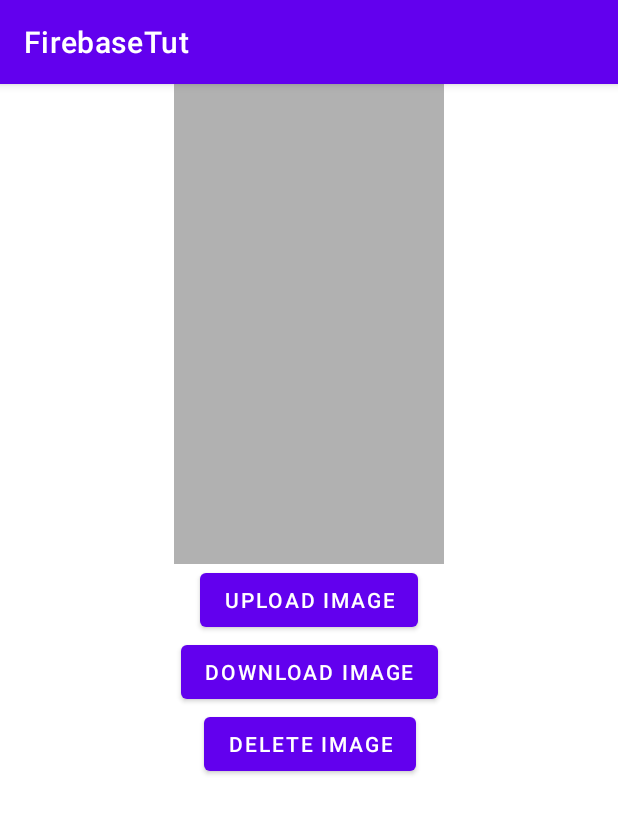
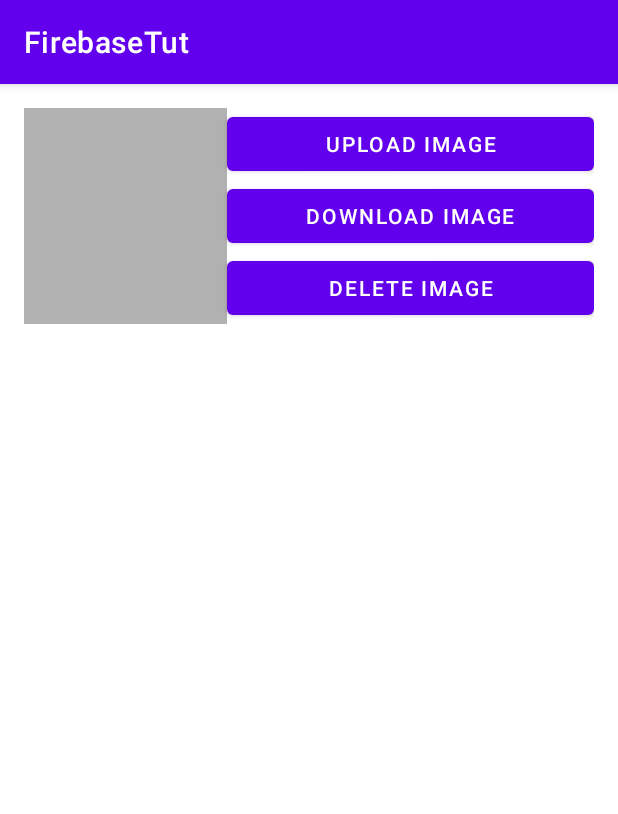
Before and after one commit to shubham3135/AndroidFirebaseTutorial, an Android app: the screen it shows after launch (MainActivity), on a phone screen of 412 x 824 dp. Shown: the top 814 px of the screen. Run offline under Robolectric (Android 15) with nearby library versions, the phone set to English and light mode, and no system bars; our stand-ins replace Firebase (no records; nobody signed in at launch, a user with empty details on screens opened directly); 2 statements that could not run were skipped.

Commit message:
Firebase storage retrieve image in recycler view

```diff
--- a/app/build.gradle
+++ b/app/build.gradle
@@ -1,6 +1,7 @@
 plugins {
     id 'com.android.application'
     id 'kotlin-android'
+    id 'kotlin-kapt'
     id 'kotlin-android-extensions'
     id 'com.google.gms.google-services'
 }
@@ -54,6 +55,9 @@ dependencies {
     //for firebase storage
     implementation 'com.google.firebase:firebase-storage-ktx:20.0.0'
 
+    //glide
+    implementation 'com.github.bumptech.glide:glide:4.12.0'
+
     testImplementation 'junit:junit:4.+'
     androidTestImplementation 'androidx.test.ext:junit:1.1.2'
     androidTestImplementation 'androidx.test.espresso:espresso-core:3.3.0'
--- /dev/null
+++ b/app/src/main/java/com/shubhamkumarwinner/firebasetut/ImageAdapter.kt
@@ -0,0 +1,27 @@
+package com.shubhamkumarwinner.firebasetut
+
+import android.view.LayoutInflater
+import android.view.View
+import android.view.ViewGroup
+import androidx.recyclerview.widget.RecyclerView
+import com.bumptech.glide.Glide
+import kotlinx.android.synthetic.main.item_image.view.*
+
+class ImageAdapter(val urls: List<String>): RecyclerView.Adapter<ImageAdapter.ImageViewHolder>() {
+    inner class ImageViewHolder(itemView: View): RecyclerView.ViewHolder(itemView)
+
+    override fun onCreateViewHolder(parent: ViewGroup, viewType: Int): ImageViewHolder {
+        return ImageViewHolder(LayoutInflater.from(parent.context).inflate(
+            R.layout.item_image, parent, false
+        ))
+    }
+
+    override fun onBindViewHolder(holder: ImageViewHolder, position: Int) {
+        val url = urls[position]
+        Glide.with(holder.itemView).load(url).into(holder.itemView.ivImage)
+    }
+
+    override fun getItemCount(): Int {
+        return urls.size
+    }
+}
--- a/app/src/main/java/com/shubhamkumarwinner/firebasetut/MainActivity.kt
+++ b/app/src/main/java/com/shubhamkumarwinner/firebasetut/MainActivity.kt
@@ -6,6 +6,7 @@ import android.net.Uri
 import android.os.Bundle
 import android.widget.Toast
 import androidx.appcompat.app.AppCompatActivity
+import androidx.recyclerview.widget.LinearLayoutManager
 import com.google.firebase.ktx.Firebase
 import com.google.firebase.storage.ktx.storage
 import kotlinx.android.synthetic.main.activity_main.*
@@ -36,7 +37,7 @@ class MainActivity : AppCompatActivity() {
 
         // for uploading image
         btnUploadImage.setOnClickListener {
-            uploadImageToStorage("myImage")
+            uploadImageToStorage("myImage${System.currentTimeMillis()}")
         }
 
         // for downloading image
@@ -47,6 +48,30 @@ class MainActivity : AppCompatActivity() {
         // for deleting image
         btnDeleteImage.setOnClickListener {
             deleteImage("myImage")
+        }
+
+        listFiles()
+    }
+
+    private fun listFiles() = CoroutineScope(Dispatchers.IO).launch {
+        try {
+            val images = imageRef.child("images/").listAll().await()
+            val imageUrls = mutableListOf<String>()
+            for (image in images.items){
+                val url = image.downloadUrl.await()
+                imageUrls.add(url.toString())
+            }
+            withContext(Dispatchers.Main){
+                val imageAdapter = ImageAdapter(imageUrls)
+                rvImages.apply {
+                    adapter = imageAdapter
+                    layoutManager = LinearLayoutManager(this@MainActivity)
+                }
+            }
+        }catch (e: Exception){
+            withContext(Dispatchers.Main){
+                Toast.makeText(this@MainActivity, e.message, Toast.LENGTH_LONG).show()
+            }
         }
     }
 
--- a/app/src/main/res/layout/activity_main.xml
+++ b/app/src/main/res/layout/activity_main.xml
@@ -4,40 +4,53 @@
     xmlns:tools="http://schemas.android.com/tools"
     android:layout_width="match_parent"
     android:layout_height="match_parent"
+    android:padding="16dp"
     tools:context=".MainActivity">
 
     <ImageView
         android:id="@+id/ivImage"
-        android:layout_width="180dp"
-        android:layout_height="320dp"
+        android:layout_width="135dp"
+        android:layout_height="0dp"
         android:background="#B1B1B1"
-        app:layout_constraintEnd_toEndOf="parent"
+        app:layout_constraintBottom_toBottomOf="@+id/btnDeleteImage"
         app:layout_constraintStart_toStartOf="parent"
         app:layout_constraintTop_toTopOf="parent" />
 
     <Button
         android:id="@+id/btnUploadImage"
-        android:layout_width="wrap_content"
+        android:layout_width="0dp"
         android:layout_height="wrap_content"
         android:text="Upload Image"
-        app:layout_constraintEnd_toEndOf="@+id/ivImage"
-        app:layout_constraintStart_toStartOf="@+id/ivImage"
-        app:layout_constraintTop_toBottomOf="@+id/ivImage" />
+        app:layout_constraintEnd_toEndOf="parent"
+        app:layout_constraintStart_toEndOf="@+id/ivImage"
+        app:layout_constraintTop_toTopOf="parent" />
 
     <Button
         android:id="@+id/btnDownloadImage"
-        android:layout_width="wrap_content"
+        android:layout_width="0dp"
         android:layout_height="wrap_content"
         android:text="Download Image"
-        app:layout_constraintEnd_toEndOf="@+id/btnUploadImage"
-        app:layout_constraintStart_toStartOf="@+id/btnUploadImage"
+        app:layout_constraintEnd_toEndOf="parent"
+        app:layout_constraintStart_toEndOf="@+id/ivImage"
         app:layout_constraintTop_toBottomOf="@+id/btnUploadImage" />
+
     <Button
         android:id="@+id/btnDeleteImage"
-        android:layout_width="wrap_content"
+        android:layout_width="0dp"
         android:layout_height="wrap_content"
         android:text="Delete Image"
-        app:layout_constraintEnd_toEndOf="@+id/btnDownloadImage"
-        app:layout_constraintStart_toStartOf="@+id/btnDownloadImage"
+        app:layout_constraintEnd_toEndOf="parent"
+        app:layout_constraintStart_toEndOf="@+id/ivImage"
         app:layout_constraintTop_toBottomOf="@+id/btnDownloadImage" />
+
+    <androidx.recyclerview.widget.RecyclerView
+        android:id="@+id/rvImages"
+        android:layout_width="0dp"
+        android:layout_height="0dp"
+        app:layout_constraintBottom_toBottomOf="parent"
+        app:layout_constraintEnd_toEndOf="parent"
+        app:layout_constraintHorizontal_bias="0.5"
+        app:layout_constraintStart_toStartOf="parent"
+        app:layout_constraintTop_toBottomOf="@+id/ivImage" />
+
 </androidx.constraintlayout.widget.ConstraintLayout>
```
Also changed, not shown: app/src/main/res/layout/item_image.xml (added, +19 -0 lines).
